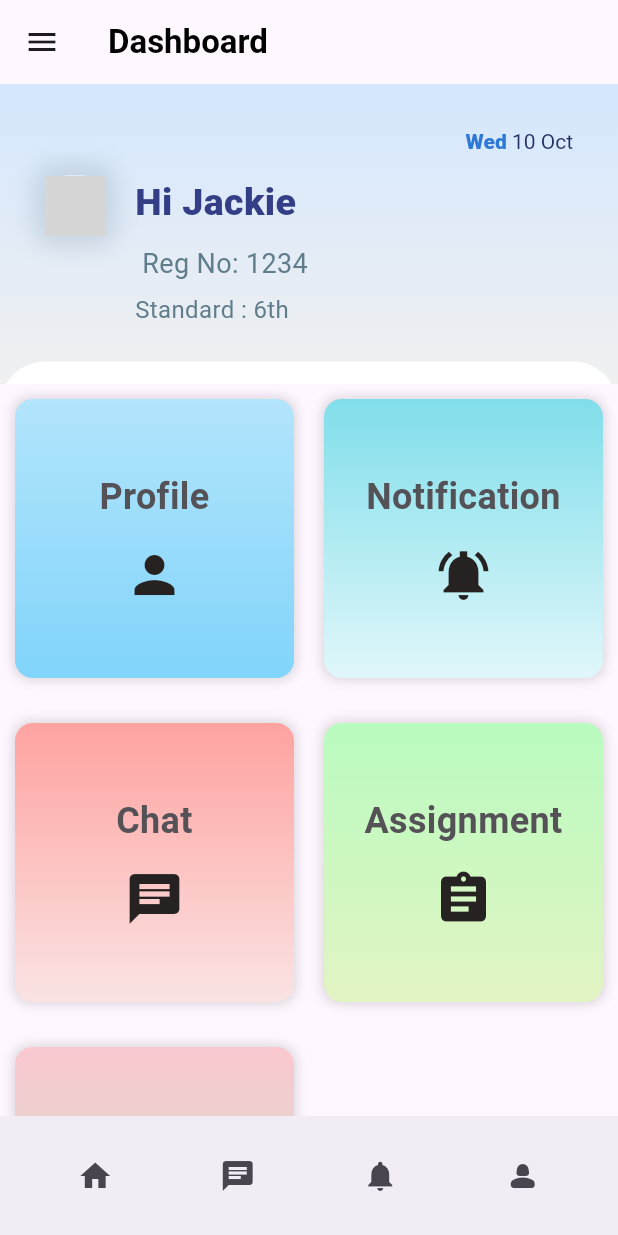
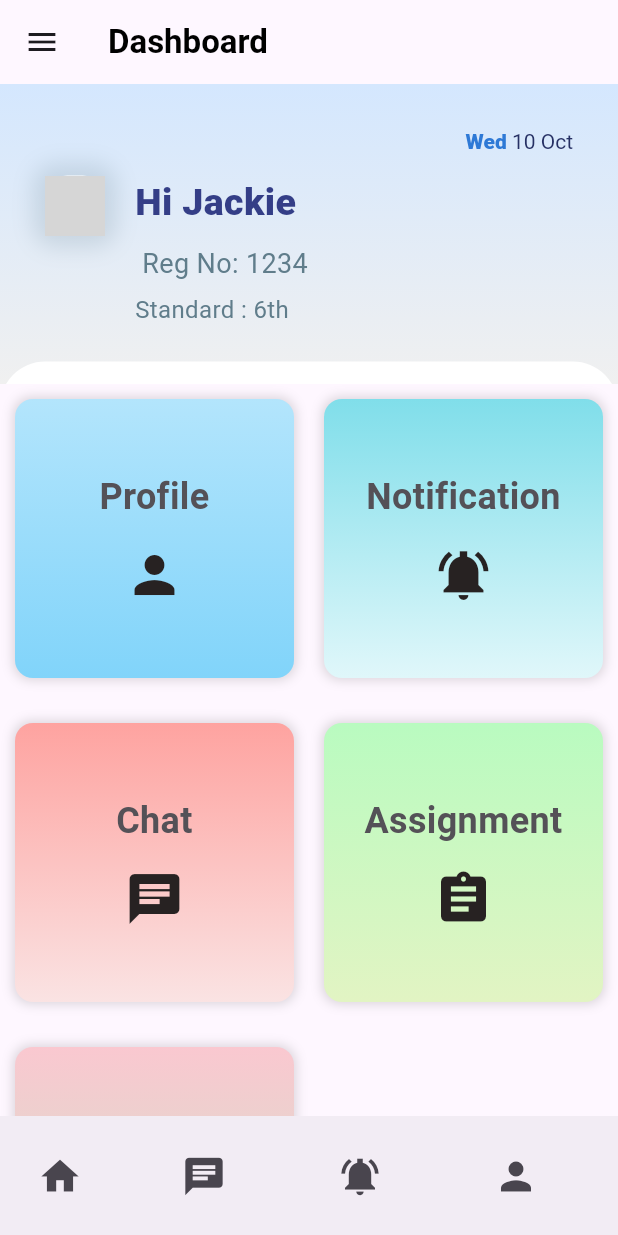
Before and after one commit to simrant27/Eskool, a Flutter app: the screen it shows after launch, on a phone screen of 412 x 824 dp. Run offline on Flutter 3.47's test engine with Material 3 defaults, Android fonts, the phone set to English and light mode, and no system bars; network calls fail; grey boxes are pictures that could not be loaded.

Commit message:
Design CustomBottomAppBar

```diff
--- /dev/null
+++ b/lib/component/customBottomAppBar.dart
@@ -0,0 +1,53 @@
+import 'package:eskool_asmita/screen/studentdashboard.dart';
+import 'package:flutter/material.dart';
+import '../data/menuItems.dart';
+
+class CustomBottomAppBar extends StatelessWidget {
+  const CustomBottomAppBar({
+    super.key,
+  });
+
+  @override
+  Widget build(BuildContext context) {
+    // List of specific items to be displayed in reverse order
+    List<MenuItem> reversedItems = menuItems.where((item) {
+      return item.title == 'Chat' ||
+          item.title == 'Notification' ||
+          item.title == 'Profile';
+    }).toList();
+
+    // Reverse the order of the items
+    reversedItems = reversedItems.reversed.toList();
+
+    return BottomAppBar(
+      child: Row(
+        children: [
+          IconButton(
+            icon: Icon(Icons.home, size: 30),
+            onPressed: () {
+              Navigator.push(
+                context,
+                MaterialPageRoute(builder: (context) => Studentdashboard()),
+              );
+            },
+          ),
+          SizedBox(
+            width: 20,
+          ),
+          // Expanded to allow horizontal arrangement of icons with space between them
+          Expanded(
+            child: Row(
+              mainAxisAlignment: MainAxisAlignment.spaceAround,
+              children: reversedItems.map((menuItem) {
+                return IconButton(
+                  icon: Icon(menuItem.icon, size: 30),
+                  onPressed: menuItem.onTap,
+                );
+              }).toList(),
+            ),
+          ),
+        ],
+      ),
+    );
+  }
+}
--- a/lib/screen/studentdashboard.dart
+++ b/lib/screen/studentdashboard.dart
@@ -5,6 +5,7 @@ import 'package:flutter/material.dart';
 import '../component/Drawerlist.dart';
 import '../component/boxDesign.dart';
 import '../component/customAppBar.dart';
+import '../component/customBottomAppBar.dart';
 import '../component/customBox.dart';
 import '../data/colorCombination.dart';
 import '../data/data.dart';
@@ -143,37 +144,7 @@ class Studentdashboard extends StatelessWidget {
           ),
         ],
       ),
-      bottomNavigationBar: BottomAppBar(
-        child: Row(
-          mainAxisAlignment: MainAxisAlignment.spaceAround,
-          children: [
-            IconButton(
-              icon: Icon(Icons.home),
-              onPressed: () {
-                // Handle Home button press
-              },
-            ),
-            IconButton(
-              icon: Icon(Icons.chat),
-              onPressed: () {
-                // Handle Chat button press
-              },
-            ),
-            IconButton(
-              icon: Icon(Icons.notifications),
-              onPressed: () {
-                // Handle Notifications button press
-              },
-            ),
-            IconButton(
-              icon: Icon(Icons.person_2_rounded),
-              onPressed: () {
-                // Handle Notifications button press
-              },
-            ),
-          ],
-        ),
-      ),
+      bottomNavigationBar: CustomBottomAppBar(),
     );
   }
 }
```
Also changed, not shown: lib/component/responsive.dart (added, +45 -0 lines).
